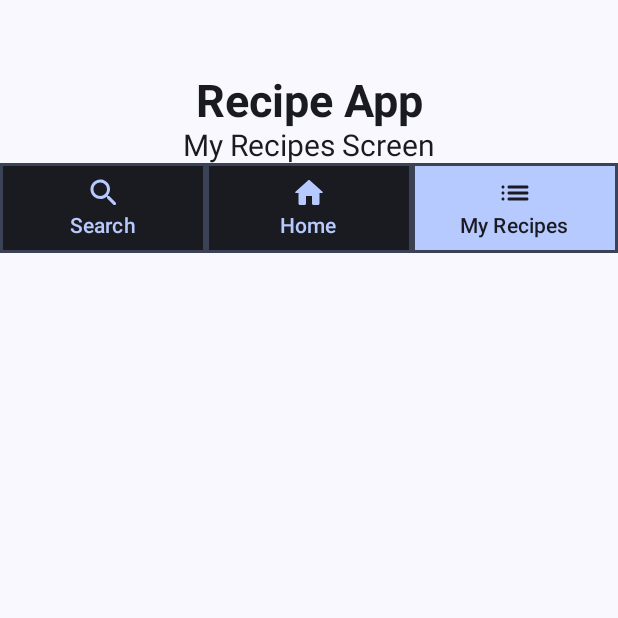
After one commit to teemutontti/recipe-app, an Android app built with Jetpack Compose: the composable MyRecipesScreen shown on its own in the app's theme, on a phone screen of 412 x 824 dp, the top half of it. The commit adds this screen. Run offline under Robolectric (Android 15) with nearby library versions, the phone set to English and light mode, and no system bars.

Commit message:
Add: Navigation between views and separate to different files.

```diff
--- a/app/build.gradle.kts
+++ b/app/build.gradle.kts
@@ -78,6 +78,7 @@ dependencies {
     implementation(libs.androidx.ui.graphics)
     implementation(libs.androidx.ui.tooling.preview)
     implementation(libs.androidx.material3)
+    implementation(libs.androidx.navigation.compose)
     testImplementation(libs.junit)
     androidTestImplementation(libs.androidx.junit)
     androidTestImplementation(libs.androidx.espresso.core)
@@ -90,4 +91,6 @@ dependencies {
     implementation(libs.retrofit)
     implementation(libs.converter.gson)
     implementation(libs.androidx.lifecycle.viewmodel.compose)
+    implementation(libs.androidx.navigation.compose)
+    implementation(libs.androidx.material.icons.core)
 }
--- a/app/src/main/java/com/example/recipeapp/MainActivity.kt
+++ b/app/src/main/java/com/example/recipeapp/MainActivity.kt
@@ -7,6 +7,7 @@ import androidx.compose.foundation.layout.fillMaxSize
 import androidx.compose.material3.MaterialTheme
 import androidx.compose.material3.Surface
 import androidx.compose.ui.Modifier
+import com.example.recipeapp.composables.NavBar
 import com.example.recipeapp.ui.theme.RecipeAppTheme
 
 class MainActivity : ComponentActivity() {
@@ -19,7 +20,7 @@ class MainActivity : ComponentActivity() {
                     modifier = Modifier.fillMaxSize(),
                     color = MaterialTheme.colorScheme.background
                 ) {
-                    HomeScreen()
+                    App()
                 }
             }
         }
--- /dev/null
+++ b/app/src/main/java/com/example/recipeapp/composables/NavBar.kt
@@ -0,0 +1,109 @@
+package com.example.recipeapp.composables
+
+import androidx.compose.foundation.background
+import androidx.compose.foundation.border
+import androidx.compose.foundation.layout.Column
+import androidx.compose.foundation.layout.Row
+import androidx.compose.foundation.layout.fillMaxWidth
+import androidx.compose.foundation.shape.RoundedCornerShape
+import androidx.compose.material.icons.Icons
+import androidx.compose.material.icons.automirrored.rounded.List
+import androidx.compose.material.icons.rounded.Home
+import androidx.compose.material.icons.rounded.Search
+import androidx.compose.material3.Button
+import androidx.compose.material3.ButtonDefaults
+import androidx.compose.material3.Icon
+import androidx.compose.material3.MaterialTheme
+import androidx.compose.material3.Text
+import androidx.compose.runtime.Composable
+import androidx.compose.ui.Alignment
+import androidx.compose.ui.Modifier
+import androidx.compose.ui.graphics.Color
+import androidx.compose.ui.unit.dp
+import androidx.navigation.NavController
+
+@Composable
+fun NavBar(navController: NavController, selected: String) {
+    Row(
+        modifier = Modifier.fillMaxWidth()
+    ) {
+        Button(
+            modifier = Modifier
+                .weight(1f)
+                .border(2.dp, MaterialTheme.colorScheme.secondary, RoundedCornerShape(1.dp))
+                .background(
+                    if (selected == "search") MaterialTheme.colorScheme.inversePrimary
+                    else MaterialTheme.colorScheme.onBackground
+                ),
+            colors = ButtonDefaults.buttonColors(
+                containerColor = Color.Transparent,
+                contentColor =
+                if (selected == "search") MaterialTheme.colorScheme.onSurface
+                else MaterialTheme.colorScheme.inversePrimary
+            ),
+            onClick = { if (selected != "search") navController.navigate("search") }
+        ) {
+            Column(
+                horizontalAlignment = Alignment.CenterHorizontally
+            ) {
+                Icon(
+                    Icons.Rounded.Search,
+                    contentDescription = "Search"
+                )
+                Text(text = "Search")
+            }
+        }
+        Button(
+            modifier = Modifier
+                .weight(1f)
+                .border(2.dp, MaterialTheme.colorScheme.secondary, RoundedCornerShape(1.dp))
+                .background(
+                    if (selected == "home") MaterialTheme.colorScheme.inversePrimary
+                    else MaterialTheme.colorScheme.onBackground
+                ),
+            colors = ButtonDefaults.buttonColors(
+                containerColor = Color.Transparent,
+                contentColor =
+                    if (selected == "home") MaterialTheme.colorScheme.onSurface
+                    else MaterialTheme.colorScheme.inversePrimary
+            ),
+            onClick = { if (selected != "home") navController.navigate("home") }
+        ) {
+            Column(
+                horizontalAlignment = Alignment.CenterHorizontally
+            ) {
+                Icon(
+                    Icons.Rounded.Home,
+                    contentDescription = "Home"
+                )
+                Text(text = "Home")
+            }
+        }
+        Button(
+            modifier = Modifier
+                .weight(1f)
+                .border(2.dp, MaterialTheme.colorScheme.secondary, RoundedCornerShape(1.dp))
+                .background(
+                    if (selected == "my_recipes") MaterialTheme.colorScheme.inversePrimary
+                    else MaterialTheme.colorScheme.onBackground
+                ),
+            colors = ButtonDefaults.buttonColors(
+                containerColor = Color.Transparent,
+                contentColor =
+                if (selected == "my_recipes") MaterialTheme.colorScheme.onSurface
+                else MaterialTheme.colorScheme.inversePrimary
+            ),
+            onClick = { if (selected != "my_recipes") navController.navigate("my_recipes") }
+        ) {
+            Column(
+                horizontalAlignment = Alignment.CenterHorizontally
+            ) {
+                Icon(
+                    Icons.AutoMirrored.Rounded.List,
+                    contentDescription = "List"
+                )
+                Text(text = "My Recipes")
+            }
+        }
+    }
+}
--- /dev/null
+++ b/app/src/main/java/com/example/recipeapp/screens/MyRecipesScreen.kt
@@ -0,0 +1,43 @@
+package com.example.recipeapp.screens
+
+import androidx.compose.foundation.layout.Arrangement
+import androidx.compose.foundation.layout.Column
+import androidx.compose.foundation.layout.padding
+import androidx.compose.material3.Text
+import androidx.compose.runtime.Composable
+import androidx.compose.ui.Alignment
+import androidx.compose.ui.Modifier
+import androidx.compose.ui.text.TextStyle
+import androidx.compose.ui.text.font.FontWeight
+import androidx.compose.ui.unit.dp
+import androidx.compose.ui.unit.sp
+import androidx.navigation.NavController
+import com.example.recipeapp.composables.NavBar
+
+@Composable
+fun MyRecipesScreen(navController: NavController) {
+    Column(
+        horizontalAlignment = Alignment.CenterHorizontally,
+        verticalArrangement = Arrangement.SpaceBetween,
+        modifier = Modifier.padding(top = 50.dp)
+    ) {
+        Column(
+            horizontalAlignment = Alignment.CenterHorizontally
+        ) {
+            Text(
+                text = "Recipe App",
+                style = TextStyle(
+                    fontSize = 30.sp,
+                    fontWeight = FontWeight.Bold
+                )
+            )
+            Text(
+                text = "My Recipes Screen",
+                style = TextStyle(
+                    fontSize = 20.sp,
+                )
+            )
+        }
+        NavBar(navController = navController, selected = "my_recipes")
+    }
+}
--- a/gradle/libs.versions.toml
+++ b/gradle/libs.versions.toml
@@ -11,11 +11,14 @@ espressoCore = "3.5.1"
 lifecycleRuntimeKtx = "2.7.0"
 activityCompose = "1.9.0"
 composeBom = "2023.08.00"
+materialIconsCore = "1.6.7"
 retrofit = "2.9.0"
+navigationCompose = "2.7.7"
 
 [libraries]
 androidx-core-ktx = { group = "androidx.core", name = "core-ktx", version.ref = "coreKtx" }
 androidx-lifecycle-viewmodel-compose = { module = "androidx.lifecycle:lifecycle-viewmodel-compose", version.ref = "lifecycleRuntimeKtx" }
+androidx-material-icons-core = { module = "androidx.compose.material:material-icons-core", version.ref = "materialIconsCore" }
 coil-compose = { module = "io.coil-kt:coil-compose", version.ref = "coilCompose" }
 compiler = { module = "com.github.bumptech.glide:compiler", version.ref = "glide" }
 converter-gson = { module = "com.squareup.retrofit2:converter-gson", version.ref = "converterJson" }
@@ -35,6 +38,7 @@ androidx-ui-test-manifest = { group = "androidx.compose.ui", name = "ui-test-man
 androidx-ui-test-junit4 = { group = "androidx.compose.ui", name = "ui-test-junit4" }
 androidx-material3 = { group = "androidx.compose.material3", name = "material3" }
 retrofit = { module = "com.squareup.retrofit2:retrofit", version.ref = "retrofit" }
+androidx-navigation-compose = { group = "androidx.navigation", name = "navigation-compose", version.ref = "navigationCompose" }
 
 [plugins]
 androidApplication = { id = "com.android.application", version.ref = "agp" }
```
Also changed, not shown: app/src/main/java/com/example/recipeapp/App.kt (added, +27 -0 lines), app/src/main/java/com/example/recipeapp/screens/HomeScreen.kt (renamed from app/src/main/java/com/example/recipeapp/HomeScreen.kt, +15 -6 lines), app/src/main/java/com/example/recipeapp/screens/SearchScreen.kt (added, +43 -0 lines).
